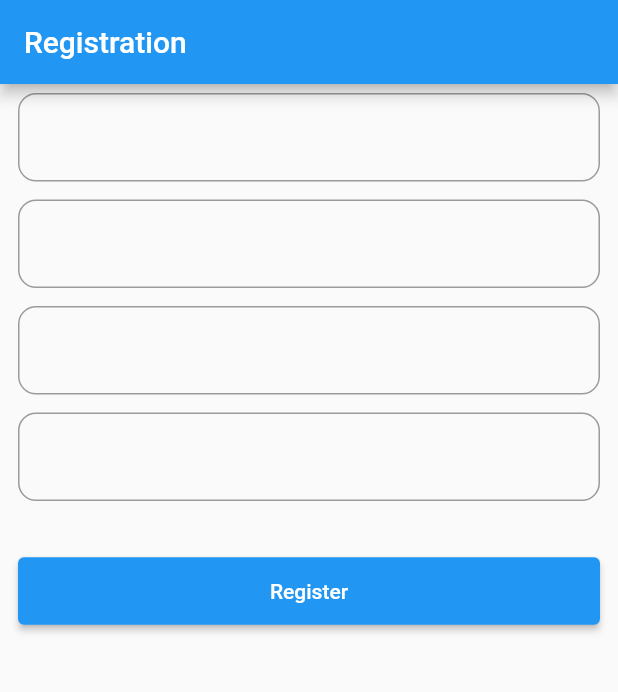
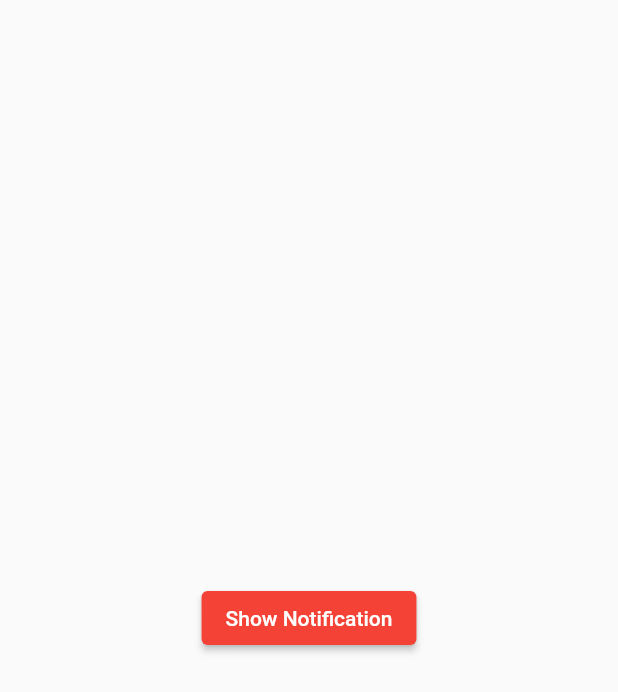
Before and after one commit to edugaon-tech/flutter_2.0, a Flutter app: the screen it shows after launch, on a phone screen of 412 x 824 dp. Shown: the top 692 px of the screen. Run offline on Flutter 3.47's test engine with Material 3 defaults, Android fonts, the phone set to English and light mode, and no system bars; our stand-ins replace cloud_firestore, firebase_auth, firebase_core, firebase_storage, flutter_local_notifications, google_sign_in and 1 more; accounts and stored records are empty.

Commit message:
show notification

```diff
--- /dev/null
+++ b/lib/firebase/notification/notification_screen.dart
@@ -0,0 +1,39 @@
+import 'package:flutter/material.dart';
+import 'package:flutter_local_notifications/flutter_local_notifications.dart';
+
+class NotificationScreen extends StatefulWidget {
+  const NotificationScreen({super.key});
+
+  @override
+  State<NotificationScreen> createState() => _NotificationScreenState();
+}
+
+class _NotificationScreenState extends State<NotificationScreen> {
+  @override
+  Widget build(BuildContext context) {
+    return Scaffold(
+      body: Center(
+        child: ElevatedButton(
+          onPressed: () {
+            showLocalNotification();
+          },
+          child: Text("Show Notification"),
+        ),
+      ),
+    );
+  }
+
+  showLocalNotification() async {
+    var notificationPlugin = FlutterLocalNotificationsPlugin();
+
+    // 1. initialize the plugin
+     await notificationPlugin.initialize(const InitializationSettings(
+      android: AndroidInitializationSettings("@mipmap/ic_launcher"),
+    ));
+
+    notificationPlugin.show(
+        "".hashCode, "Vinay kumar", "Kya haal h pramod", const NotificationDetails(
+      android: AndroidNotificationDetails("channelId", "channelName")
+    ));
+  }
+}
--- a/lib/main.dart
+++ b/lib/main.dart
@@ -6,6 +6,7 @@ import 'package:flutter_learn_bipul/users/user_provider.dart';
 import 'package:flutter_learn_bipul/views/auth/register_screen.dart';
 import 'package:provider/provider.dart';
 import 'firebase/firestore/crud_screen.dart';
+import 'firebase/notification/notification_screen.dart';
 
 void main() async{
 
@@ -36,7 +37,7 @@ class MyApp extends StatelessWidget {
           useMaterial3: false,
           elevatedButtonTheme: ElevatedButtonThemeData(
               style: ElevatedButton.styleFrom(backgroundColor: Colors.red))),
-      home: RegisterScreen(),
+      home: NotificationScreen(),
     );
   }
 }
--- a/pubspec.yaml
+++ b/pubspec.yaml
@@ -43,6 +43,7 @@ dependencies:
   google_sign_in: any
   cloud_firestore: ^4.16.1
   firebase_storage: any
+  flutter_local_notifications: any
 
 dev_dependencies:
   flutter_test:
```
Also changed, not shown: pubspec.lock, 1 other file.
